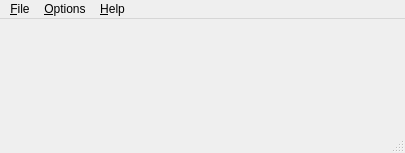
Old version of the form Srt.QT/tt3-skin-admin/MainFrame.ui in the repository akapustiatyahoocouk/TimeTracker3.
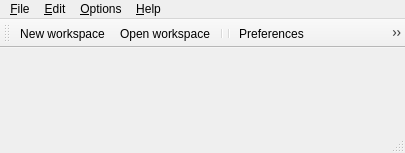
New version of the form. Icons and pictures are not drawn.

The edit to the form file:
```diff
--- a/Srt.QT/tt3-skin-admin/MainFrame.ui
+++ b/Srt.QT/tt3-skin-admin/MainFrame.ui
@@ -61,12 +61,39 @@
      <string>&amp;Options</string>
     </property>
     <addaction name="actionPreferences"/>
+    <addaction name="separator"/>
+    <addaction name="actionLoginAsDifferentUser"/>
+   </widget>
+   <widget class="QMenu" name="menuEdit">
+    <property name="title">
+     <string>&amp;Edit</string>
+    </property>
    </widget>
    <addaction name="menuFile"/>
+   <addaction name="menuEdit"/>
    <addaction name="menuOptions"/>
    <addaction name="menuHelp"/>
   </widget>
   <widget class="QStatusBar" name="statusbar"/>
+  <widget class="QToolBar" name="toolBar">
+   <property name="windowTitle">
+    <string>toolBar</string>
+   </property>
+   <attribute name="toolBarArea">
+    <enum>TopToolBarArea</enum>
+   </attribute>
+   <attribute name="toolBarBreak">
+    <bool>false</bool>
+   </attribute>
+   <addaction name="actionNewWorkspace"/>
+   <addaction name="actionOpenWorkspace"/>
+   <addaction name="separator"/>
+   <addaction name="separator"/>
+   <addaction name="actionPreferences"/>
+   <addaction name="actionLoginAsDifferentUser"/>
+   <addaction name="separator"/>
+   <addaction name="actionAbout"/>
+  </widget>
   <action name="actionAbout">
    <property name="icon">
     <iconset resource="tt3-skin-admin.qrc">
@@ -202,6 +229,15 @@
     <string>Res&amp;tart TimeTracker3</string>
    </property>
   </action>
+  <action name="actionLoginAsDifferentUser">
+   <property name="icon">
+    <iconset resource="tt3-skin-admin.qrc">
+     <normaloff>:/tt3-skin-admin/Resources/Images/Actions/LoginSmall.png</normaloff>:/tt3-skin-admin/Resources/Images/Actions/LoginSmall.png</iconset>
+   </property>
+   <property name="text">
+    <string>&amp;Login as a different user</string>
+   </property>
+  </action>
  </widget>
  <resources>
   <include location="tt3-skin-admin.qrc"/>
```
Left out of the diff: 17 changed lines with no effect on the pictures.
